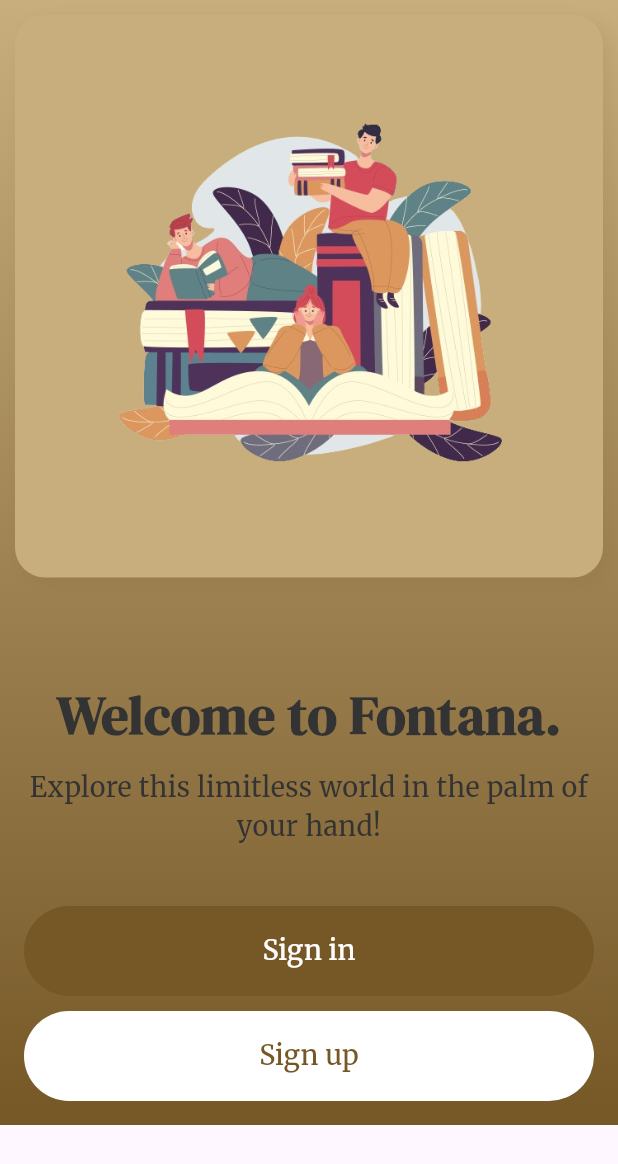
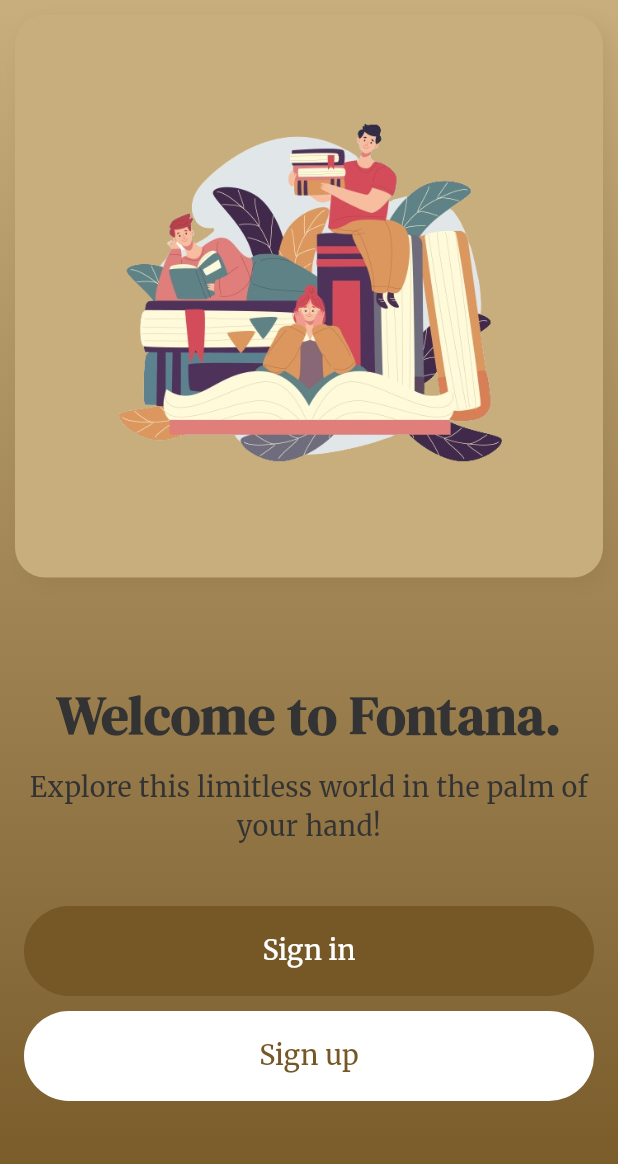
Before and after one commit to PBP-F12/fontana-flutter, a Flutter app: the screen it shows after launch, on a phone screen of 412 x 824 dp. Shown: the top 1164 px of the screen. Run offline on Flutter 3.47's test engine with Material 3 defaults, Android fonts, the phone set to English and light mode, and no system bars; our stand-ins replace cached_network_image, carousel_slider, curved_navigation_bar, google_fonts, shared_preferences.

Commit message:
minor fix: height in welcome page

```diff
--- a/lib/feature/onboarding/screens/welcome_page.dart
+++ b/lib/feature/onboarding/screens/welcome_page.dart
@@ -12,11 +12,13 @@ class WelcomePage extends StatelessWidget {
   @override
   Widget build(BuildContext context) {
     double screenWidth = MediaQuery.of(context).size.width;
+    double screenHeight = MediaQuery.of(context).size.height;
     CookieRequest request = context.watch<CookieRequest>();
 
     return Scaffold(
         body: SingleChildScrollView(
       child: Container(
+          height: screenHeight,
           decoration: const BoxDecoration(
               gradient: LinearGradient(
                   begin: Alignment.topCenter,
```
